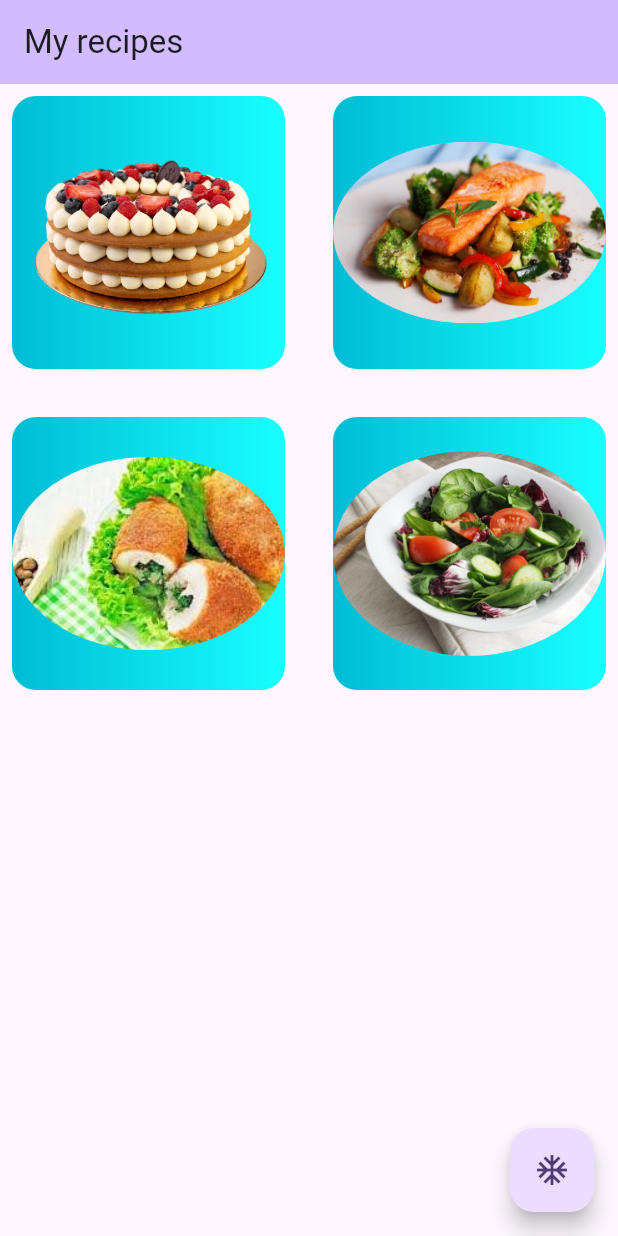
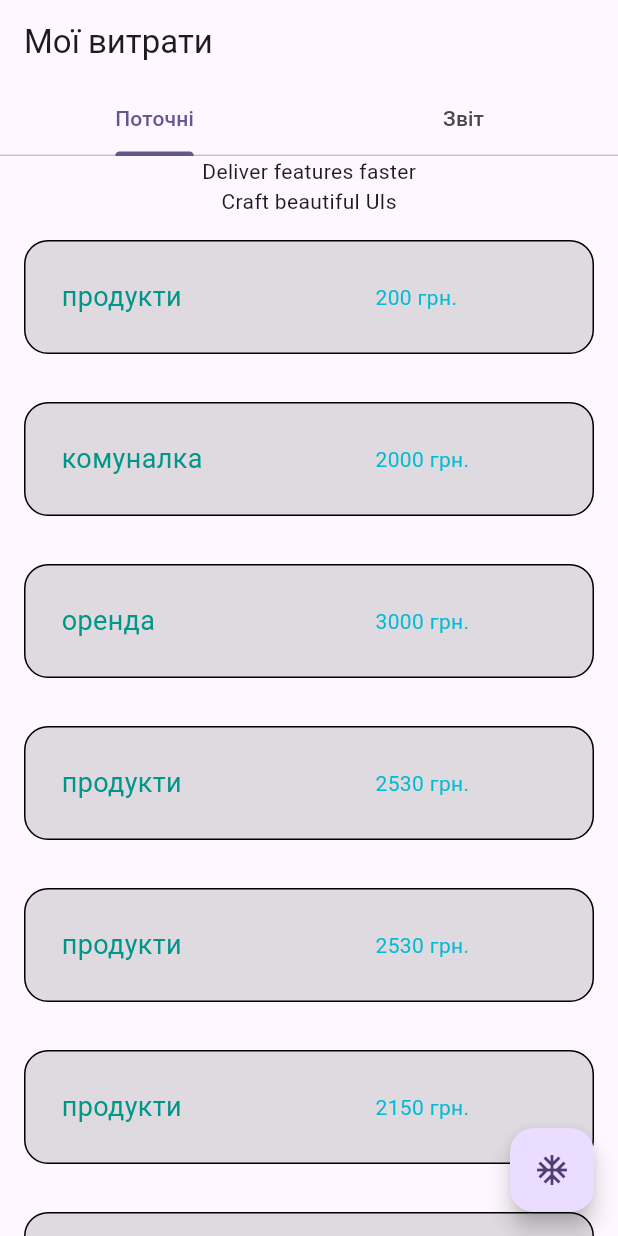
Before and after one commit to lizakolot12/MyFinances, a Flutter app: the MyHomePage screen opened directly, after a tap on the "ac unit" icon, on a phone screen of 412 x 824 dp. Run offline on Flutter 3.47's test engine with Material 2 defaults, Android fonts, the light colour scheme and no system bars.

Commit message:
convert to my app

```diff
--- /dev/null
+++ b/lib/data/data.dart
@@ -0,0 +1,36 @@
+class Transaction {
+  final int _id;
+  final String _name;
+  final int _total;
+  final String? _tag;
+
+  Transaction(this._id, this._name, this._total, this._tag);
+
+  String? get tag => _tag;
+
+  int get total => _total;
+
+  String get name => _name;
+
+  int get id => _id;
+}
+
+class TransactionRepository {
+  final List<Transaction> _transactions = [];
+
+  List<Transaction> getAll() {
+    return _transactions;
+  }
+
+  TransactionRepository() {
+    _transactions.add(Transaction(1, "продукти", 200, null));
+    _transactions.add(Transaction(2, "комуналка", 2000, null));
+    _transactions.add(Transaction(3, "оренда", 3000, null));
+    _transactions.add(Transaction(4, "продукти", 2530, null));
+    _transactions.add(Transaction(5, "продукти", 2530, null));
+    _transactions.add(Transaction(6, "продукти", 2150, null));
+    _transactions.add(Transaction(7, "продукти", 2850, null));
+    _transactions.add(Transaction(8, "продукти", 2530, null));
+    _transactions.add(Transaction(9, "продукти", 2520, null));
+  }
+}
--- a/lib/items.dart
+++ b/lib/items.dart
@@ -1,36 +1,11 @@
 import 'package:flutter/material.dart';
-import 'data/recipe.dart';
-
-class FullItem extends StatelessWidget {
-  final Recipe _recipe;
-
-  const FullItem(this._recipe, {super.key});
-
-  @override
-  Widget build(BuildContext context) {
-    return Container(
-        margin: const EdgeInsets.all(8.0),
-        alignment: Alignment.center,
-        decoration: BoxDecoration(
-          borderRadius: BorderRadius.circular(16),
-          gradient: const LinearGradient(
-            colors: [Colors.cyan, Colors.cyanAccent],
-          ),
-        ),
-        child: ClipOval(
-          child: Image.asset(
-            _recipe.uri,
-            fit: BoxFit.cover,
-          ),
-        ));
-  }
-}
+import 'package:my_study/data/data.dart';
 
 
-class SimpleItem extends StatelessWidget {
-  final Recipe recipe;
+class TransactionItem extends StatelessWidget {
+  final Transaction transaction;
 
-   const SimpleItem({super.key, required this.recipe});
+   const TransactionItem({super.key, required this.transaction});
 
   @override
   Widget build(BuildContext context) {
@@ -46,19 +21,10 @@ class SimpleItem extends StatelessWidget {
       child: Row(
         children: [
           Expanded(
-              flex: 2,
-              child: ClipRRect(
-                borderRadius: BorderRadius.circular(16),
-                child: SizedBox.fromSize(
-                  size: const Size.fromRadius(48),
-                  child: Image.asset(recipe.uri, fit: BoxFit.cover),
-                ),
-              )),
-          Expanded(
               flex: 3,
               child: Padding(
                   padding: const EdgeInsets.all(16),
-                  child: Text(recipe.name,
+                  child: Text(transaction.name,
                       style: const TextStyle(
                         fontSize: 18,
                         color: Colors.teal,
@@ -67,7 +33,7 @@ class SimpleItem extends StatelessWidget {
               flex: 2,
               child: Padding(
                   padding: const EdgeInsets.all(8),
-                  child: Text("${recipe.duration} хв.",
+                  child: Text("${transaction.total} грн.",
                       style: const TextStyle(
                         color: Colors.cyan,
                       )))),
--- a/lib/main.dart
+++ b/lib/main.dart
@@ -1,4 +1,5 @@
 import 'package:flutter/material.dart';
+import 'package:my_study/data/data.dart';
 import 'package:my_study/items.dart';
 import 'data/recipe.dart';
 
@@ -13,27 +14,12 @@
   @override
   Widget build(BuildContext context) {
     return MaterialApp(
-      title: 'Flutter Demo',
+      title: 'Мої витрати',
       theme: ThemeData(
-        // This is the theme of your application.
-        //
-        // TRY THIS: Try running your application with "flutter run". You'll see
-        // the application has a blue toolbar. Then, without quitting the app,
-        // try changing the seedColor in the colorScheme below to Colors.green
-        // and then invoke "hot reload" (save your changes or press the "hot
-        // reload" button in a Flutter-supported IDE, or press "r" if you used
-        // the command line to start the app).
-        //
-        // Notice that the counter didn't reset back to zero; the application
-        // state is not lost during the reload. To reset the state, use hot
-        // restart instead.
-        //
-        // This works for code too, not just values: Most code changes can be
-        // tested with just a hot reload.
         colorScheme: ColorScheme.fromSeed(seedColor: Colors.deepPurple),
         useMaterial3: true,
       ),
-      home: const MyHomePage(title: 'My recipes'),
+      home: const MyHomePage(title: 'Мої витрати'),
     );
   }
 }
@@ -49,7 +35,7 @@
 
 class _MyHomePageState extends State<MyHomePage> {
   bool _grid = false;
-  final List<Recipe> _list = RecipeRepository().getAll();
+  final List<Transaction> _list = TransactionRepository().getAll();
 
   void _changeView() {
     setState(() {
@@ -65,31 +51,33 @@
 
   @override
   Widget build(BuildContext context) {
-    return Scaffold(
-      appBar: AppBar(
-        backgroundColor: Theme.of(context).colorScheme.inversePrimary,
-        title: Text(widget.title),
-      ),
-      body: _grid == true ? buildGrid(context) : buildList(context),
-      floatingActionButton: FloatingActionButton(
-        onPressed: _changeView,
-        tooltip: 'Change view',
-        child: const Icon(Icons.ac_unit),
-      ),
-    );
-  }
-
-  Widget buildGrid(BuildContext context) {
-    return GridView.builder(
-        gridDelegate: const SliverGridDelegateWithMaxCrossAxisExtent(
-            maxCrossAxisExtent: 200,
-            childAspectRatio: 1,
-            crossAxisSpacing: 16,
-            mainAxisSpacing: 16),
-        itemCount: _list.length,
-        itemBuilder: (BuildContext ctx, index) {
-          return FullItem(_list[index], key: UniqueKey());
-        });
+    return DefaultTabController(
+        length: 2,
+        child: Scaffold(
+            floatingActionButton: FloatingActionButton(
+              onPressed: _changeView,
+              tooltip: 'Add new',
+              child: const Icon(Icons.ac_unit),
+            ),
+            appBar: AppBar(
+              title: Text('Мої витрати'),
+              bottom: const TabBar(
+                tabs: [
+                  Tab(text: 'Поточні'),
+                  Tab(text: 'Звіт'),
+                ],
+              ),
+            ),
+            body: TabBarView(
+              children: [
+                Center(
+                  child: body(context),
+                ),
+                const Center(
+                  child: Text('Вміст вкладки 2'),
+                ),
+              ],
+            )));
   }
 
   Widget buildList(BuildContext context) {
@@ -101,11 +89,23 @@
             onDismissed: (direction) {
               _remove(index);
             },
-            child: SimpleItem(
-              recipe: _list[index],
+            child: TransactionItem(
+              transaction: _list[index],
               key: UniqueKey(),
             ));
       },
     );
   }
+
+  Widget body(BuildContext context) {
+    return Column(
+      children: <Widget>[
+        Text('Deliver features faster'),
+        Text('Craft beautiful UIs'),
+        Expanded(
+            // Визначте висоту списку за вашими потребами
+            child: buildList(context))
+      ],
+    );
+  }
 }
--- /dev/null
+++ b/lib/main_recipe.dart
@@ -0,0 +1,112 @@
+import 'package:flutter/material.dart';
+import 'package:my_study/items.dart';
+import 'package:my_study/items_recipe.dart';
+import 'data/recipe.dart';
+
+/*void main() {
+  runApp(const MyApp());
+}*/
+
+class MyApp extends StatelessWidget {
+  const MyApp({super.key});
+
+  // This widget is the root of your application.
+  @override
+  Widget build(BuildContext context) {
+    return MaterialApp(
+      title: 'Flutter Demo',
+      theme: ThemeData(
+        // This is the theme of your application.
+        //
+        // TRY THIS: Try running your application with "flutter run". You'll see
+        // the application has a blue toolbar. Then, without quitting the app,
+        // try changing the seedColor in the colorScheme below to Colors.green
+        // and then invoke "hot reload" (save your changes or press the "hot
+        // reload" button in a Flutter-supported IDE, or press "r" if you used
+        // the command line to start the app).
+        //
+        // Notice that the counter didn't reset back to zero; the application
+        // state is not lost during the reload. To reset the state, use hot
+        // restart instead.
+        //
+        // This works for code too, not just values: Most code changes can be
+        // tested with just a hot reload.
+        colorScheme: ColorScheme.fromSeed(seedColor: Colors.deepPurple),
+        useMaterial3: true,
+      ),
+      home: const MyHomePage(title: 'My recipes'),
+    );
+  }
+}
+
+class MyHomePage extends StatefulWidget {
+  const MyHomePage({super.key, required this.title});
+
+  final String title;
+
+  @override
+  State<MyHomePage> createState() => _MyHomePageState();
+}
+
+class _MyHomePageState extends State<MyHomePage> {
+  bool _grid = false;
+  final List<Recipe> _list = RecipeRepository().getAll();
+
+  void _changeView() {
+    setState(() {
+      _grid = !_grid;
+    });
+  }
+
+  void _remove(int index) {
+    //setState(() {
+    _list.removeAt(index);
+    //});
+  }
+
+  @override
+  Widget build(BuildContext context) {
+    return Scaffold(
+      appBar: AppBar(
+        backgroundColor: Theme.of(context).colorScheme.inversePrimary,
+        title: Text(widget.title),
+      ),
+      body: _grid == true ? buildGrid(context) : buildList(context),
+      floatingActionButton: FloatingActionButton(
+        onPressed: _changeView,
+        tooltip: 'Change view',
+        child: const Icon(Icons.ac_unit),
+      ),
+    );
+  }
+
+  Widget buildGrid(BuildContext context) {
+    return GridView.builder(
+        gridDelegate: const SliverGridDelegateWithMaxCrossAxisExtent(
+            maxCrossAxisExtent: 200,
+            childAspectRatio: 1,
+            crossAxisSpacing: 16,
+            mainAxisSpacing: 16),
+        itemCount: _list.length,
+        itemBuilder: (BuildContext ctx, index) {
+          return FullItem(_list[index], key: UniqueKey());
+        });
+  }
+
+  Widget buildList(BuildContext context) {
+    return ListView.builder(
+      itemCount: _list.length,
+      itemBuilder: (BuildContext context, int index) {
+        return Dismissible(
+            key: Key(_list[index].name),
+            onDismissed: (direction) {
+              _remove(index);
+            },
+            child: SimpleItem(
+              recipe: _list[index],
+              key: UniqueKey(),
+            ));
+      },
+    );
+  }
+}
```
Also changed, not shown: lib/items_recipe.dart (added, +78 -0 lines).
